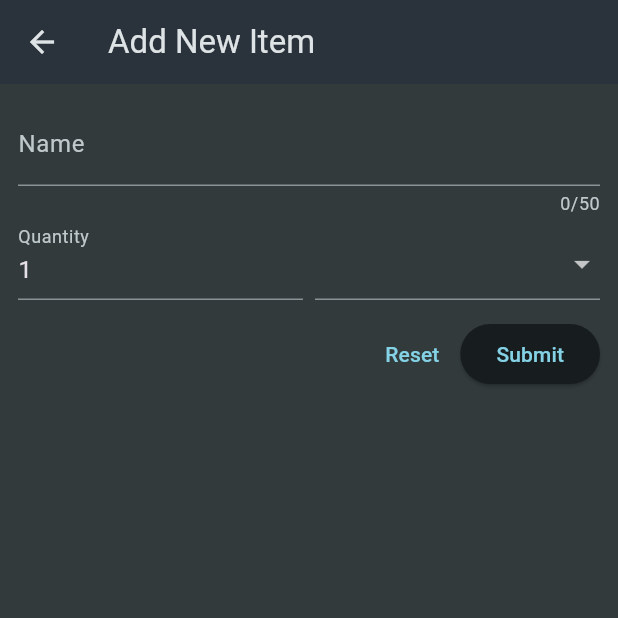
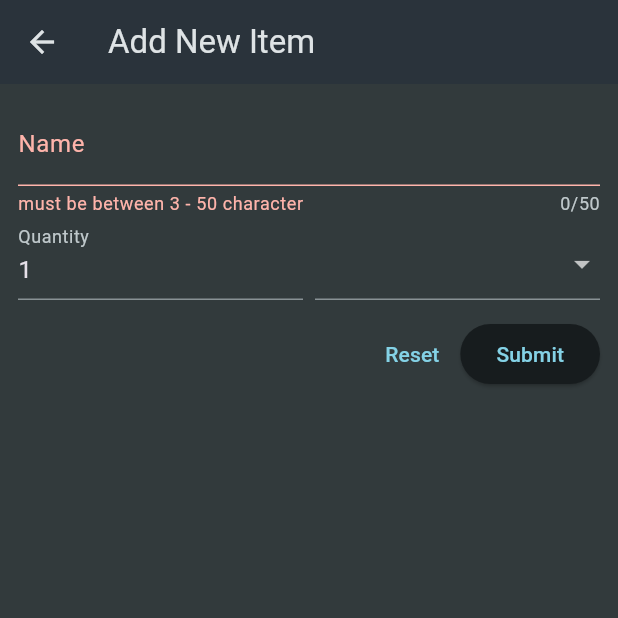
Before and after one commit to ikhsanmuhamad22/flutter-shopping_list_app, a Flutter app: the NewItem screen opened directly, after a tap on "Submit", on a phone screen of 412 x 824 dp, the top half of it. Run offline on Flutter 3.47's test engine with Material 3 defaults, Android fonts, the phone set to English and light mode, and no system bars.

Commit message:
add: validator for name and quantity

```diff
--- a/lib/widget/new_item.dart
+++ b/lib/widget/new_item.dart
@@ -11,6 +11,12 @@ class NewItem extends StatefulWidget {
 }
 
 class _NewItemState extends State<NewItem> {
+  final _keyForm = GlobalKey<FormState>();
+
+  void _saveItem() {
+    _keyForm.currentState!.validate();
+  }
+
   @override
   Widget build(BuildContext context) {
     return Scaffold(
@@ -20,12 +26,21 @@ class _NewItemState extends State<NewItem> {
       body: Padding(
         padding: EdgeInsets.all(12),
         child: Form(
+          key: _keyForm,
           child: Column(
             children: [
               TextFormField(
                 maxLength: 50,
                 decoration: InputDecoration(label: Text('Name')),
-                validator: (value) => 'test',
+                validator: (value) {
+                  if (value == null ||
+                      value.isEmpty ||
+                      value.trim().length <= 2 ||
+                      value.trim().length > 50) {
+                    return 'must be between 3 - 50 character';
+                  }
+                  return null;
+                },
               ),
               Row(
                 crossAxisAlignment: CrossAxisAlignment.end,
@@ -34,6 +49,16 @@ class _NewItemState extends State<NewItem> {
                     child: TextFormField(
                       decoration: InputDecoration(label: Text('Quantity')),
                       initialValue: '1',
+                      keyboardType: TextInputType.number,
+                      validator: (value) {
+                        if (value == null ||
+                            value.isEmpty ||
+                            int.tryParse(value) == null ||
+                            int.tryParse(value)! < 0) {
+                          return 'must be valid positif number';
+                        }
+                        return null;
+                      },
                     ),
                   ),
                   SizedBox(width: 8),
@@ -65,8 +90,10 @@ class _NewItemState extends State<NewItem> {
               Row(
                 mainAxisAlignment: MainAxisAlignment.end,
                 children: [
-                  TextButton(onPressed: () {}, child: Text('Reset')),
-                  ElevatedButton(onPressed: () {}, child: Text('Submit'))
+                  TextButton(
+                      onPressed: () => _keyForm.currentState!.reset(),
+                      child: Text('Reset')),
+                  ElevatedButton(onPressed: _saveItem, child: Text('Submit'))
                 ],
               )
             ],
```
